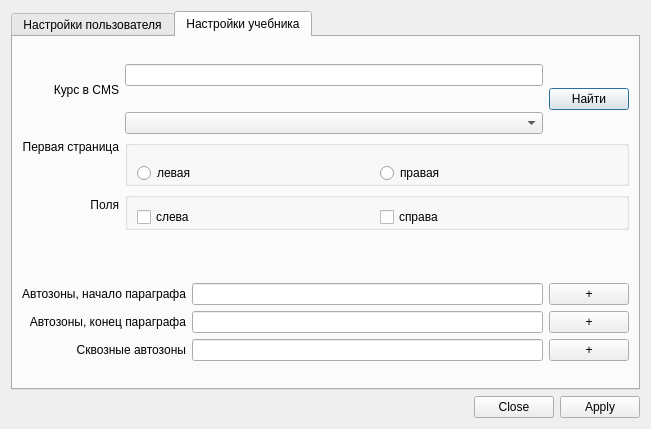
The window that settings.ui (fernflower/pdf-sectioning) describes before a commit, drawn with Qt 5.
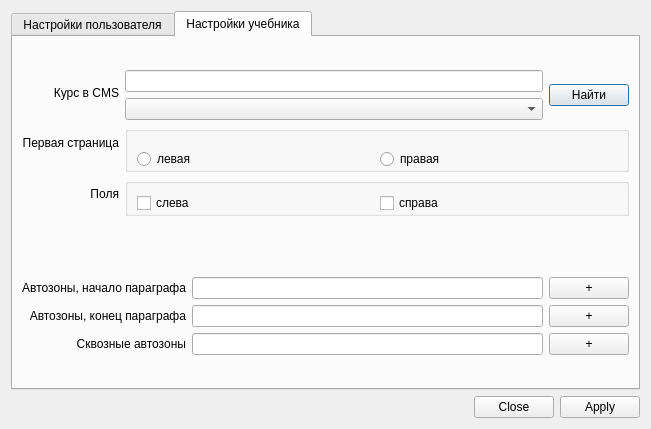
The same window after the commit.

```diff
--- a/settings.ui
+++ b/settings.ui
@@ -278,13 +278,6 @@
                  </property>
                 </widget>
                </item>
-               <item>
-                <widget class="QLabel" name="label_9">
-                 <property name="text">
-                  <string/>
-                 </property>
-                </widget>
-               </item>
                <item>
                 <widget class="QComboBox" name="searchResults_combo"/>
                </item>
```
Left out of the diff: 1 changed line with no effect on the pictures.
